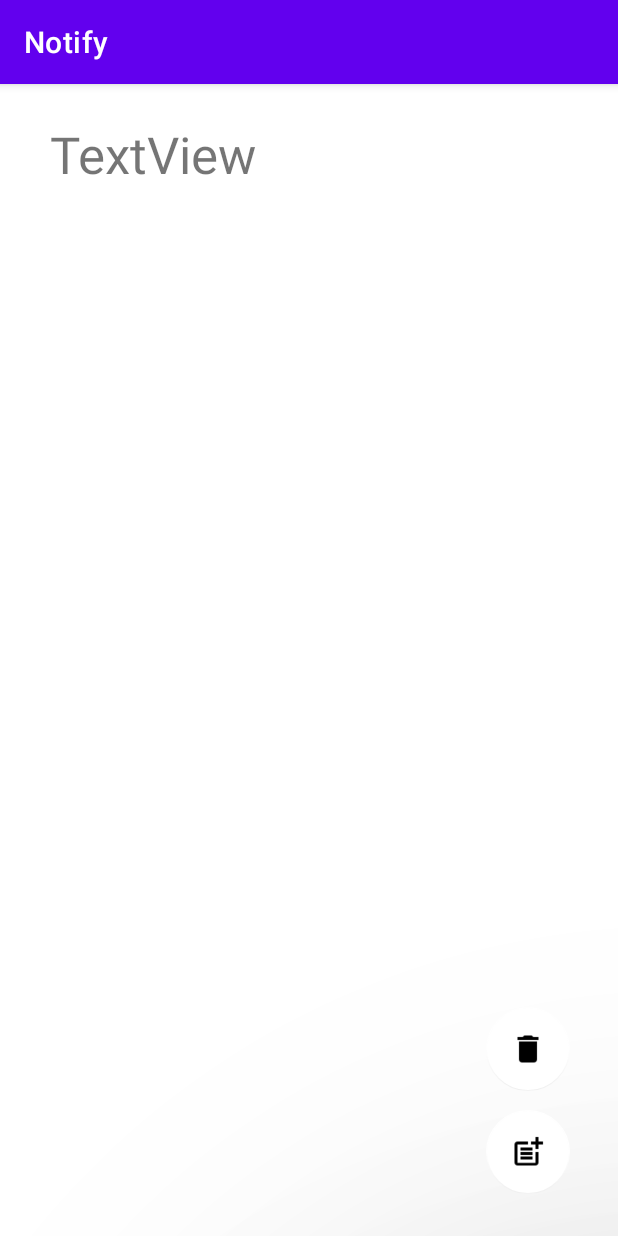
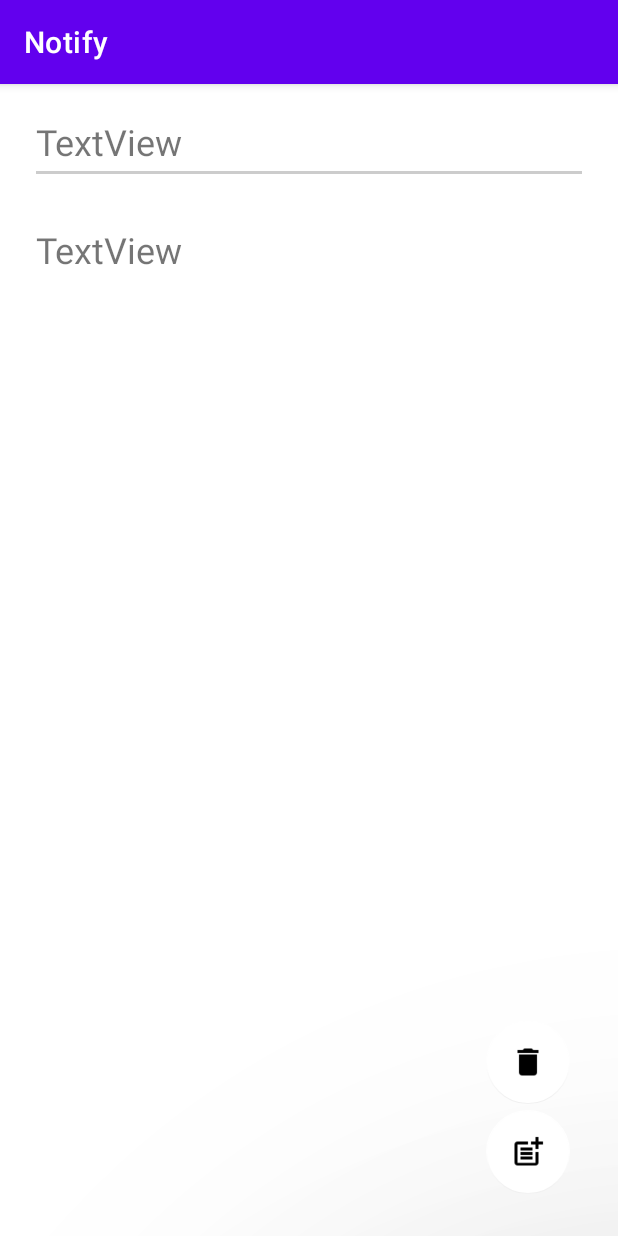
Before and after one commit to Carpenteri1/Notify, an Android app: the NoteInfoActivity screen opened directly, with no data from a screen before it, on a phone screen of 412 x 824 dp. Run offline under Robolectric (Android 15) with nearby library versions, the phone set to English and light mode, and no system bars; 1 statement that could not run was skipped.

Commit message:
optimazed code

```diff
--- a/app/src/main/AndroidManifest.xml
+++ b/app/src/main/AndroidManifest.xml
@@ -9,7 +9,6 @@
         android:roundIcon="@drawable/icon"
         android:supportsRtl="true"
         android:theme="@style/Theme.Notify"       >
-
     <activity
         android:name=".MainActivity"
         android:exported="true">
@@ -19,7 +18,6 @@
         </intent-filter>
     </activity>
         <activity android:name=".NewNoteActivity">
-
         </activity>
         <activity android:name=".NoteInfoActivity">
 
--- a/app/src/main/java/com/niclas/notify/NoteInfoActivity.java
+++ b/app/src/main/java/com/niclas/notify/NoteInfoActivity.java
@@ -3,7 +3,8 @@ package com.niclas.notify;
 import android.content.Intent;
 import android.os.Bundle;
 import android.view.View;
-import android.widget.Button;
+import android.widget.ArrayAdapter;
+import android.widget.ListView;
 import android.widget.TextView;
 
 import androidx.annotation.Nullable;
@@ -11,42 +12,86 @@ import androidx.appcompat.app.AppCompatActivity;
 
 import com.google.android.material.floatingactionbutton.FloatingActionButton;
 
+import java.util.ArrayList;
+
 public class NoteInfoActivity extends AppCompatActivity {
-    private final int REQUESTCODE = 200;
+    private final int REMOVEREQUISTCODE = 200;
+    private final int EDITREQUISTCODE = 300;
+    private ArrayList<String> noteListValues;
+    private boolean editButtonClicked = false;
+    private boolean removeButtonClicked = false;
     protected void onCreate(@Nullable Bundle saveInstanceState){
         super.onCreate(saveInstanceState);
         setContentView(R.layout.activity_noteinfo);
         NoteModel theNote = getNoteData();
-        fabRemoveBtnClicked(theNote);
+
+        if(fabRemoveBtnClicked(theNote))
+            removeNote(theNote);
+
+        if(fabEditButtonClicked(theNote))
+            editNote(theNote);
     }
 
-    private void fabRemoveBtnClicked(NoteModel theNote){
+    private boolean fabEditButtonClicked(NoteModel theNote){
+        editButtonClicked = false;
+        FloatingActionButton editButton = findViewById(R.id.fabEdit);
+        editButton.setOnClickListener(new View.OnClickListener() {
+            @Override
+            public void onClick(View view) {
+                editButtonClicked = true;
+            }
+        });
+        return editButtonClicked;
+    }
+
+    private boolean fabRemoveBtnClicked(NoteModel theNote){
+        removeButtonClicked = false;
         FloatingActionButton removeButton = findViewById(R.id.fabRemove);
         removeButton.setOnClickListener(new View.OnClickListener() {
             @Override
             public void onClick(View view) {
-                removeNote(theNote);
+                removeButtonClicked = true;
             }
         });
+        return removeButtonClicked;
     }
 
     private NoteModel getNoteData() {
         Bundle bundle = getIntent().getExtras();
-        NoteModel theNote = (NoteModel) bundle.getSerializable("theNote");
+        return setNoteData((NoteModel) bundle.getSerializable("theNote"));
+    }
 
-        TextView textView = findViewById(R.id.textView);
-        textView.setText("Title: "+theNote.getTitle()+"\nText: " + theNote.getNoteText() +"\nId: " +theNote.getId());
+    private NoteModel setNoteData(NoteModel theNote){
+
+        TextView titleValue = findViewById(R.id.NoteTitle);
+        TextView textValue = findViewById(R.id.NoteText);
+
+        textValue.setText(theNote.getNoteText());
+        titleValue.setText(theNote.getTitle());
+
         return theNote;
     }
-
-    private void removeNote(NoteModel removeNote)
+    private void removeNote(NoteModel theNote)
     {
-        Intent intent = new Intent();
-        Bundle newBundle = new Bundle();
-        newBundle.putSerializable("removeNote",removeNote);
-        intent.putExtras(newBundle);
-        setResult(REQUESTCODE,intent);
+        Intent intent = newIntent().putExtras(newBundle("removeNote",theNote));
+        setResult(REMOVEREQUISTCODE,intent);
         finish();
     }
 
+    private void editNote(NoteModel theNote)
+    {
+        Intent intent = newIntent().putExtras(newBundle("editNote",theNote));
+        setResult(EDITREQUISTCODE,intent);
+        finish();
+    }
+
+    private Intent newIntent(){
+        return new Intent();
+    }
+    private Bundle newBundle(String keyValue,NoteModel theNote){
+        Bundle newBundle = new Bundle();
+        newBundle.putSerializable(keyValue,theNote);
+        return newBundle;
+    }
+
 }
--- a/app/src/main/res/layout/activity_noteinfo.xml
+++ b/app/src/main/res/layout/activity_noteinfo.xml
@@ -2,33 +2,48 @@
 <androidx.constraintlayout.widget.ConstraintLayout xmlns:android="http://schemas.android.com/apk/res/android"
     xmlns:app="http://schemas.android.com/apk/res-auto"
     xmlns:tools="http://schemas.android.com/tools"
+    android:id="@+id/noteValues"
     android:layout_width="match_parent"
     android:layout_height="match_parent"
     android:background="#FFFFFF"
     android:backgroundTint="#FFFFFF"
     android:foregroundTintMode="src_in">
 
+    <TextView
+        android:id="@+id/NoteTitle"
+        android:layout_width="0dp"
+        android:layout_height="34dp"
+        android:layout_marginStart="24dp"
+        android:layout_marginTop="8dp"
+        android:layout_marginEnd="24dp"
+        android:layout_marginBottom="640dp"
+        android:text="TextView"
+        android:textSize="24sp"
+        app:layout_constraintBottom_toBottomOf="parent"
+        app:layout_constraintEnd_toEndOf="parent"
+        app:layout_constraintHorizontal_bias="0.0"
+        app:layout_constraintStart_toStartOf="parent"
+        app:layout_constraintTop_toTopOf="parent"
+        app:layout_constraintVertical_bias="0.163" />
+
     <com.google.android.material.floatingactionbutton.FloatingActionButton
         android:id="@+id/fabRemove"
         android:layout_width="62dp"
         android:layout_height="56dp"
         android:layout_marginStart="24dp"
-        android:layout_marginTop="30dp"
         android:layout_marginEnd="24dp"
         android:layout_marginBottom="4dp"
         android:clickable="true"
         app:backgroundTint="#FFFFFF"
         app:elevation="200dp"
-        app:layout_constraintBottom_toTopOf="@+id/floatingActionButton4"
+        app:layout_constraintBottom_toTopOf="@+id/fabEdit"
         app:layout_constraintEnd_toEndOf="parent"
         app:layout_constraintHorizontal_bias="0.973"
         app:layout_constraintStart_toStartOf="parent"
-        app:layout_constraintTop_toTopOf="@+id/textView"
-        app:layout_constraintVertical_bias="0.985"
         app:srcCompat="@drawable/baseline_delete_black_24dp" />
 
     <com.google.android.material.floatingactionbutton.FloatingActionButton
-        android:id="@+id/floatingActionButton4"
+        android:id="@+id/fabEdit"
         android:layout_width="wrap_content"
         android:layout_height="wrap_content"
         android:layout_marginStart="24dp"
@@ -36,8 +51,8 @@
         android:layout_marginEnd="24dp"
         android:layout_marginBottom="10dp"
         android:clickable="true"
+        app:backgroundTint="#FFFFFF"
         app:elevation="200dp"
-        app:backgroundTint="#FFFFFF"
         app:layout_constraintBottom_toBottomOf="parent"
         app:layout_constraintEnd_toEndOf="parent"
         app:layout_constraintHorizontal_bias="0.973"
@@ -47,21 +62,37 @@
         app:srcCompat="@drawable/baseline_post_add_black_24dp" />
 
     <TextView
-        android:id="@+id/textView"
-        android:layout_width="346dp"
-        android:layout_height="568dp"
-        android:layout_marginStart="30dp"
-        android:layout_marginTop="24dp"
-        android:layout_marginEnd="30dp"
-        android:layout_marginBottom="120dp"
-        android:gravity="start|top"
+        android:id="@+id/NoteText"
+        android:layout_width="362dp"
+        android:layout_height="500dp"
+        android:layout_marginStart="24dp"
+        android:layout_marginTop="8dp"
+        android:layout_marginEnd="24dp"
+        android:layout_marginBottom="150dp"
         android:text="TextView"
-        android:textSize="34sp"
+        android:textSize="24sp"
         app:layout_constraintBottom_toBottomOf="parent"
         app:layout_constraintEnd_toEndOf="parent"
-        app:layout_constraintHorizontal_bias="0.595"
+        app:layout_constraintHorizontal_bias="0.0"
         app:layout_constraintStart_toStartOf="parent"
         app:layout_constraintTop_toTopOf="parent"
+        app:layout_constraintVertical_bias="0.78" />
+
+    <View
+        android:id="@+id/view"
+        android:layout_width="0dp"
+        android:layout_height="2dp"
+        android:layout_marginStart="24dp"
+        android:layout_marginTop="2dp"
+        android:layout_marginEnd="24dp"
+        android:layout_marginBottom="8dp"
+        android:background="#cccccc"
+        android:backgroundTint="#cccccc"
+        app:layout_constraintBottom_toTopOf="@+id/NoteText"
+        app:layout_constraintEnd_toEndOf="parent"
+        app:layout_constraintHorizontal_bias="0.0"
+        app:layout_constraintStart_toStartOf="parent"
+        app:layout_constraintTop_toBottomOf="@+id/NoteTitle"
         app:layout_constraintVertical_bias="0.0" />
 
 </androidx.constraintlayout.widget.ConstraintLayout>
```
